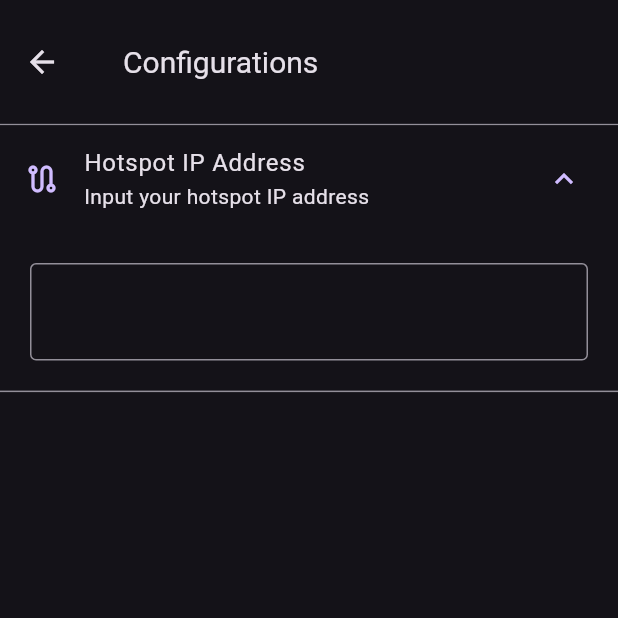
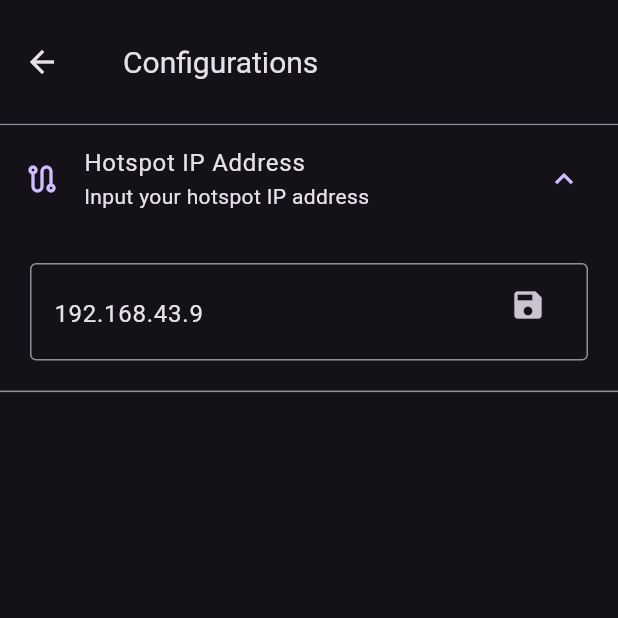
Before and after one commit to code-ventage/ia-final-project-front, a Flutter app: the ConfigurationsPage screen opened by its route, after a tap on "Hotspot IP Address", on a phone screen of 412 x 824 dp, the top half of it. Run offline on Flutter 3.47's test engine with Material 3 defaults, Android fonts, the phone set to English and light mode, and no system bars; our stand-ins replace bloc, dio, equatable, flutter_bloc, get_it, go_router.

```diff
--- a/lib/number_translator/presentation/bloc/configurations/configurations_cubit.dart
+++ b/lib/number_translator/presentation/bloc/configurations/configurations_cubit.dart
@@ -13,5 +13,7 @@ class ConfigurationsCubit extends Cubit<ConfigurationsState> {
 
   void setBaseUrl(String baseUrl) async {
     serviceLocator<ConfigurationData>().BASE_URL = baseUrl;
+    controller.text = baseUrl;
+    emit(state.copyWith(baseUrl: baseUrl));
   }
 }
--- a/lib/number_translator/presentation/pages/configurations/configurations_page.dart
+++ b/lib/number_translator/presentation/pages/configurations/configurations_page.dart
@@ -9,16 +9,15 @@ class ConfigurationsPage extends StatelessWidget {
   @override
   Widget build(BuildContext context) {
     final height = MediaQuery.of(context).size.height;
-
-    var controller = context.read<ConfigurationsCubit>().controller;
-
     return Scaffold(
       appBar: AppBar(
         title: const Padding(
           padding: EdgeInsets.only(left: 10.0),
           child: Text('Configurations', style: TextStyle(fontSize: 20)),
         ),
-        leading: IconButton(icon: const Icon(Icons.arrow_back), onPressed: (){
+        leading: IconButton(
+            icon: const Icon(Icons.arrow_back),
+            onPressed: () {
               context.pop();
             }),
         toolbarHeight: height * 0.1,
@@ -26,7 +25,7 @@ class ConfigurationsPage extends StatelessWidget {
       body: Column(
         children: [
           ExpansionTile(
-            leading: const Icon( Icons.route_outlined ),
+            leading: const Icon(Icons.route_outlined),
             title: const Text('Hotspot IP Address'),
             subtitle: const Text('Input your hotspot IP address'),
             children: [
@@ -34,8 +33,29 @@ class ConfigurationsPage extends StatelessWidget {
                 padding: const EdgeInsets.all(20),
                 child: SizedBox(
                   height: 65,
-                  child: TextFormField(
-                    controller: controller,
+                  child: BlocConsumer<ConfigurationsCubit, ConfigurationsState>(
+                    listener: (context, state) {
+                      if (state is ConfigurationsInitial) {
+                        //show a message to the user on the bottom of the screen
+                        ScaffoldMessenger.of(context).showSnackBar(
+                          SnackBar(
+                            duration: const Duration(milliseconds: 500),
+                            content: Text(
+                              'Base URL has been set to ${state.baseUrl}',
+                              style: Theme.of(context).textTheme.bodyLarge?.copyWith(
+                                    color: Theme.of(context).colorScheme.onSecondary,
+                                    fontWeight: FontWeight.bold,
+                                  ),
+                            ),
+                          ),
+                        );
+                      }
+                    },
+                    builder: (context, state) {
+                      final state = context.read<ConfigurationsCubit>().state as ConfigurationsInitial;
+                      final controller = context.read<ConfigurationsCubit>().controller;
+                      return TextFormField(
+                        controller: controller..text = state.baseUrl,
                         textAlignVertical: TextAlignVertical.top,
                         cursorHeight: 25,
                         decoration: InputDecoration(
@@ -56,6 +76,8 @@ class ConfigurationsPage extends StatelessWidget {
                             ),
                           ),
                         ),
+                      );
+                    },
                   ),
                 ),
               )
--- a/pubspec.yaml
+++ b/pubspec.yaml
@@ -42,6 +42,7 @@ dependencies:
   flutter_bloc: ^8.1.4
   equatable: ^2.0.5
   network_info_plus: ^4.1.0+1
+  snackbar: ^1.0.2
 
 dev_dependencies:
   flutter_test:
```
Also changed, not shown: pubspec.lock. Lines whose indentation alone changed are shown as unchanged.
